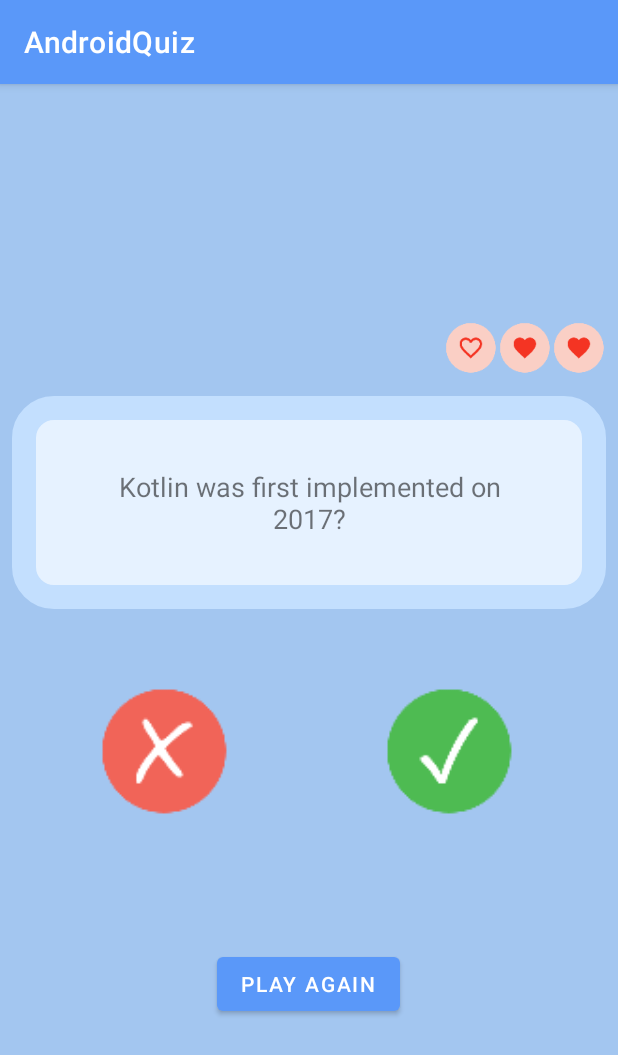
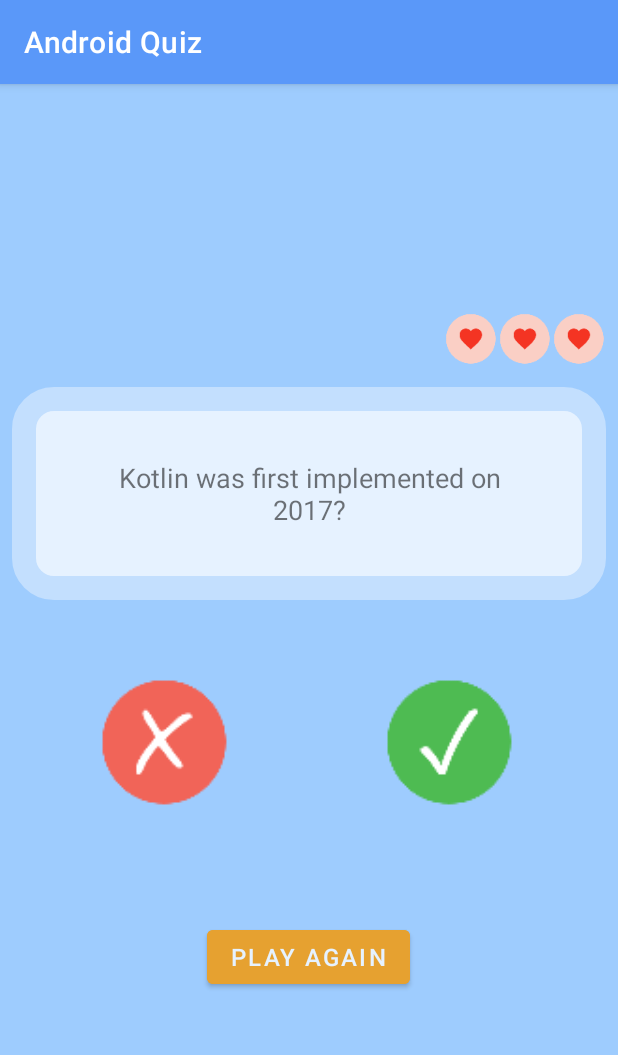
Before and after one commit to jomtz/MovieQuiz, an Android app: the screen it shows after launch (MainActivity), on a phone screen of 412 x 824 dp. Shown: the top 1055 px of the screen. Run offline under Robolectric (Android 15) with nearby library versions, the phone set to English and light mode, and no system bars.

```diff
--- a/app/src/main/java/com/josmartinez/androidquiz/MainActivity.kt
+++ b/app/src/main/java/com/josmartinez/androidquiz/MainActivity.kt
@@ -1,27 +1,33 @@
 package com.josmartinez.androidquiz
 
-import android.app.Activity
 import android.content.Intent
 import android.os.Bundle
 import android.util.Log
-import android.widget.Button
-import android.widget.ImageButton
-import android.widget.TextView
-import android.widget.Toast
+import android.widget.*
 import androidx.appcompat.app.AppCompatActivity
 import androidx.lifecycle.ViewModelProvider
 
 private const val TAG = "MainActivity"
 private const val KEY_INDEX = "index"
-private const val REQUEST_CODE_ANSWER = 0
 
 
 class MainActivity : AppCompatActivity() {
+
+    private lateinit var firstEmptyHeart: ImageView
+    private lateinit var firstFullHeart: ImageView
+
+    private lateinit var secondEmptyHeart: ImageView
+    private lateinit var secondFullHeart: ImageView
+
+    private lateinit var lastEmptyHeart: ImageView
+    private lateinit var lastFullHeart: ImageView
 
     private lateinit var trueButton: ImageButton
     private lateinit var falseButton: ImageButton
     private lateinit var playAgainButton: Button
     private lateinit var questionTextView: TextView
+
+    private var oneHeart: Int = 0
 
     private val quizViewModel: QuizViewModel by lazy {
         ViewModelProvider(this).get(QuizViewModel::class.java)
@@ -32,9 +38,15 @@ class MainActivity : AppCompatActivity() {
         Log.d(TAG, "onCreate(Bundle?) called")
         setContentView(R.layout.activity_main)
 
-        val currentIndex =  savedInstanceState?.getInt(KEY_INDEX, 0) ?: 0
+        val currentIndex = savedInstanceState?.getInt(KEY_INDEX, 0) ?: 0
         quizViewModel.currentIndex = currentIndex
 
+        firstEmptyHeart = findViewById(R.id.first_empty_heart)
+        firstFullHeart = findViewById(R.id.first_full_heart)
+        secondEmptyHeart = findViewById(R.id.second_empty_heart)
+        secondFullHeart = findViewById(R.id.second_full_heart)
+        lastEmptyHeart = findViewById(R.id.last_empty_heart)
+        lastFullHeart = findViewById(R.id.last_full_heart)
 
         trueButton = findViewById(R.id.true_button)
         falseButton = findViewById(R.id.false_button)
@@ -42,7 +54,7 @@ class MainActivity : AppCompatActivity() {
         questionTextView = findViewById(R.id.question_text_view)
 
 
-        trueButton.setOnClickListener{
+        trueButton.setOnClickListener {
             checkAnswer(true)
         }
 
@@ -50,32 +62,18 @@ class MainActivity : AppCompatActivity() {
             checkAnswer(false)
         }
 
-
-        playAgainButton.setOnClickListener {
-            val answerIsTrue = quizViewModel.currentQuestionAnswer
-            val intent = MixActivity.newIntent(this@MainActivity, answerIsTrue)
-            startActivityForResult(intent, REQUEST_CODE_ANSWER)
-        }
-
+        //Update to Next Question when is QuestionText is clicked
         questionTextView.setOnClickListener {
             quizViewModel.moveToNext()
             updateQuestion()
         }
 
+        playAgainButton.setOnClickListener {
+            val intent = Intent(this@MainActivity, MixActivity::class.java)
+            startActivity(intent)
+        }
+
         updateQuestion()
-
-    }
-
-    override fun onActivityResult(requestCode: Int, resultCode: Int, data: Intent?) {
-        super.onActivityResult(requestCode, resultCode, data)
-
-        if (resultCode != Activity.RESULT_OK){
-            return
-        }
-        if (resultCode == REQUEST_CODE_ANSWER){
-            quizViewModel.isAnswered =
-                data?.getBooleanExtra(EXTRA_ANSWER_SHOWN, false) ?: false
-        }
 
     }
 
@@ -112,7 +110,6 @@ class MainActivity : AppCompatActivity() {
     }
 
 
-
     private fun updateQuestion() {
         val questionTextResId = quizViewModel.currentQuestionText
         questionTextView.setText(questionTextResId)
@@ -121,23 +118,49 @@ class MainActivity : AppCompatActivity() {
     private fun checkAnswer(userAnswer: Boolean) {
         val correctAnswer = quizViewModel.currentQuestionAnswer
 
-        val messageResId = if (userAnswer == correctAnswer) R.string.correct_toast
-        else R.string.incorrect_toast
-        Toast.makeText(this, messageResId, Toast.LENGTH_SHORT)
-            .show()
-
+        if (userAnswer == correctAnswer){
+            Toast.makeText(this, R.string.correct_toast, Toast.LENGTH_SHORT).show()
+        }
+        else {
+            oneHeart = (oneHeart + 1)
+            removeHeart(oneHeart)
+        }
         quizViewModel.moveToNext()
         updateQuestion()
 
     }
 
 
+    private fun removeHeart(currentHeart: Int) {
+        val loseHeart = oneHeart
+        when (loseHeart == currentHeart) {
+            loseHeart == 1 -> firstIncorrect()
+            loseHeart == 2 -> secondIncorrect()
+            loseHeart == 3 -> thirdIncorrect()
+            loseHeart == 4 -> fourthIncorrect()
+        }
+    }
 
 
+    private fun firstIncorrect() {
+        firstFullHeart.visibility = ImageView.GONE
+        firstEmptyHeart.visibility = ImageView.VISIBLE
+    }
 
+    private fun secondIncorrect() {
+        secondFullHeart.visibility = ImageView.GONE
+        secondEmptyHeart.visibility = ImageView.VISIBLE
+    }
 
+    private fun thirdIncorrect() {
+        lastFullHeart.visibility = ImageView.GONE
+        lastEmptyHeart.visibility = ImageView.VISIBLE
+    }
 
-
+    private fun fourthIncorrect() {
+        val intent = Intent(this@MainActivity, MixActivity::class.java)
+        startActivity(intent)
+    }
 
 
 }
--- a/app/src/main/res/layout/activity_main.xml
+++ b/app/src/main/res/layout/activity_main.xml
@@ -3,7 +3,7 @@
     xmlns:tools="http://schemas.android.com/tools"
     android:layout_width="match_parent"
     android:layout_height="match_parent"
-    android:background="#a3c6f0"
+    android:background="@color/blue_200"
     android:gravity="center"
     android:orientation="vertical">
 
@@ -11,27 +11,57 @@
         android:layout_width="match_parent"
         android:layout_height="wrap_content"
         android:gravity="right"
+        android:orientation="horizontal"
         android:padding="8dp"
-        android:orientation="horizontal"
         tools:ignore="RtlHardcoded">
 
 
         <ImageView
+            android:id="@+id/first_empty_heart"
             android:layout_width="36dp"
             android:layout_height="wrap_content"
             android:src="@drawable/ic_shortcut_empty_heart"
+            android:visibility="gone"
             tools:ignore="ContentDescription" />
 
         <ImageView
+            android:id="@+id/first_full_heart"
             android:layout_width="36dp"
             android:layout_height="wrap_content"
             android:src="@drawable/ic_shortcut_full_heart"
+            android:visibility="visible"
             tools:ignore="ContentDescription" />
 
         <ImageView
+            android:id="@+id/second_empty_heart"
+            android:layout_width="36dp"
+            android:layout_height="wrap_content"
+            android:src="@drawable/ic_shortcut_empty_heart"
+            android:visibility="gone"
+            tools:ignore="ContentDescription" />
+
+        <ImageView
+            android:id="@+id/second_full_heart"
             android:layout_width="36dp"
             android:layout_height="wrap_content"
             android:src="@drawable/ic_shortcut_full_heart"
+            android:visibility="visible"
+            tools:ignore="ContentDescription" />
+
+        <ImageView
+            android:id="@+id/last_empty_heart"
+            android:layout_width="36dp"
+            android:layout_height="wrap_content"
+            android:src="@drawable/ic_shortcut_empty_heart"
+            android:visibility="gone"
+            tools:ignore="ContentDescription" />
+
+        <ImageView
+            android:id="@+id/last_full_heart"
+            android:layout_width="36dp"
+            android:layout_height="wrap_content"
+            android:src="@drawable/ic_shortcut_full_heart"
+            android:visibility="visible"
             tools:ignore="ContentDescription" />
 
     </LinearLayout>
@@ -79,8 +109,11 @@
         android:id="@+id/play_again_button"
         android:layout_width="wrap_content"
         android:layout_height="wrap_content"
-        android:layout_marginTop="36dp"
-        android:text="@string/play_again_button" />
+        android:layout_margin="24dp"
+        android:backgroundTint="@color/orange_400"
+        android:text="@string/play_again_button"
+        android:textColor="@color/blue_50"
+        android:textSize="16sp" />
 
 
 </LinearLayout>
--- a/app/src/main/res/values/strings.xml
+++ b/app/src/main/res/values/strings.xml
@@ -1,5 +1,5 @@
 <resources>
-    <string name="app_name">AndroidQuiz</string>
+    <string name="app_name">Android Quiz</string>
     <string name="true_button">True</string>
     <string name="false_button">False</string>
     <string name="correct_toast">Correct!</string>
@@ -18,8 +18,8 @@
 
 
     <string name="play_again_button">Play Again</string>
-    <string name="informative_text">Let\'s play again, this is fun!</string>
-    <string name="mix_button">Back to Play</string>
+    <string name="informative_text">Let\'s play again!</string>
+    <string name="mix_button">Click to Play</string>
 
 
 </resources>
```
Also changed, not shown: app/src/main/java/com/josmartinez/androidquiz/MixActivity.kt (+10 -26 lines), app/src/main/java/com/josmartinez/androidquiz/QuizViewModel.kt (+2 -5 lines), app/src/main/res/layout/activity_mix.xml (+15 -6 lines).
